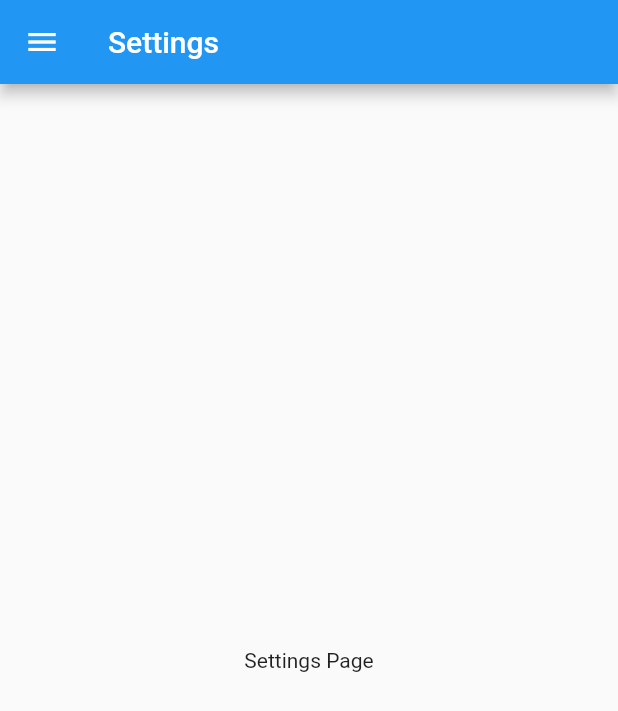
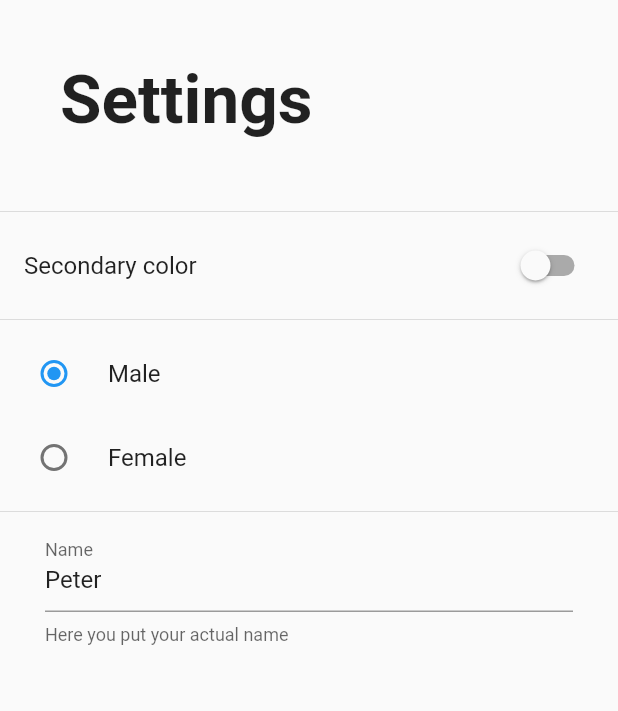
Before and after one commit to marcossevilla/user-preferences, a Flutter app: the SettingsPage screen opened by its route, on a phone screen of 412 x 824 dp. Shown: the top 711 px of the screen. Run offline on Flutter 3.47's test engine with Material 2 defaults, Android fonts, the phone set to English and light mode, and no system bars.

Commit message:
overall redesign and added settings page

```diff
--- a/lib/main.dart
+++ b/lib/main.dart
@@ -1,12 +1,18 @@
-import 'package:flutter/material.dart';
 import 'package:user_preferences/src/pages/home_page.dart';
 import 'package:user_preferences/src/pages/settings_page.dart';
+
+import 'package:flutter/services.dart';
+import 'package:flutter/material.dart';
 
 void main() => runApp(MyApp());
 
 class MyApp extends StatelessWidget {
   @override
   Widget build(BuildContext context) {
+    SystemChrome.setSystemUIOverlayStyle(SystemUiOverlayStyle.dark.copyWith(
+      statusBarColor: Colors.transparent,
+    ));
+
     return MaterialApp(
       debugShowCheckedModeBanner: false,
       title: 'User Preferences',
--- a/lib/src/pages/home_page.dart
+++ b/lib/src/pages/home_page.dart
@@ -8,11 +8,24 @@ class HomePage extends StatelessWidget {
   @override
   Widget build(BuildContext context) {
     return Scaffold(
-      appBar: AppBar(
-        title: Text('User Preferences'),
+      // appBar: AppBar(
+      //   title: Text('User Preferences'),
+      // ),
+      body: Scaffold(
+        drawer: MenuWidget(),
+        body: ListView(
+          children: <Widget>[
+            Container(
+              padding: EdgeInsets.all(40.0),
+              child: Text(
+                'User Preferences',
+                style: TextStyle(
+                  fontSize: 45.0,
+                  fontWeight: FontWeight.bold,
                 ),
-      drawer: MenuWidget(),
-      body: Column(
+              ),
+            ),
+            Column(
               mainAxisAlignment: MainAxisAlignment.center,
               children: <Widget>[
                 Text('Secondary color: '),
@@ -22,6 +35,9 @@ class HomePage extends StatelessWidget {
                 Text('Username: '),
                 Divider(),
               ],
+            )
+          ],
+        ),
       ),
     );
   }
--- a/lib/src/pages/settings_page.dart
+++ b/lib/src/pages/settings_page.dart
@@ -1,18 +1,83 @@
 import 'package:flutter/material.dart';
 import 'package:user_preferences/src/widgets/menu_widget.dart';
 
-class SettingsPage extends StatelessWidget {
+class SettingsPage extends StatefulWidget {
   static final String routeName = 'settings';
+
+  @override
+  _SettingsPageState createState() => _SettingsPageState();
+}
+
+class _SettingsPageState extends State<SettingsPage> {
+  bool _secondaryColor = false;
+  int _genre = 1;
+
+  // * for text
+  String _name = 'Peter';
+  TextEditingController _textController;
+
+  @override
+  void initState() {
+    super.initState();
+
+    _textController = new TextEditingController(text: _name);
+  }
 
   @override
   Widget build(BuildContext context) {
     return Scaffold(
-      appBar: AppBar(
-        title: Text('Settings'),
-      ),
-      drawer: MenuWidget(),
-      body: Center(
-        child: Text('Settings Page'),
+      primary: true,
+      // appBar: AppBar(
+      //   title: Text('Settings'),
+      //   automaticallyImplyLeading: false,
+      // ),
+      body: Scaffold(
+        drawer: MenuWidget(),
+        body: ListView(
+          children: <Widget>[
+            Container(
+              padding: EdgeInsets.all(40.0),
+              child: Text(
+                'Settings',
+                style: TextStyle(
+                  fontSize: 45.0,
+                  fontWeight: FontWeight.bold,
+                ),
+              ),
+            ),
+            Divider(),
+            SwitchListTile(
+              value: _secondaryColor,
+              title: Text('Secondary color'),
+              onChanged: (value) => setState(() => _secondaryColor = value),
+            ),
+            Divider(),
+            RadioListTile(
+              value: 1,
+              title: Text('Male'),
+              groupValue: _genre,
+              onChanged: (value) => setState(() => _genre = value),
+            ),
+            RadioListTile(
+              value: 2,
+              title: Text('Female'),
+              groupValue: _genre,
+              onChanged: (value) => setState(() => _genre = value),
+            ),
+            Divider(),
+            Container(
+              padding: EdgeInsets.symmetric(horizontal: 30.0),
+              child: TextField(
+                controller: _textController,
+                decoration: InputDecoration(
+                  labelText: 'Name',
+                  helperText: 'Here you put your actual name',
+                ),
+                onChanged: (value) {},
+              ),
+            ),
+          ],
+        ),
       ),
     );
   }
```
Also changed, not shown: assets/menu-img.jpg (deleted). Lines whose indentation alone changed are shown as unchanged.
